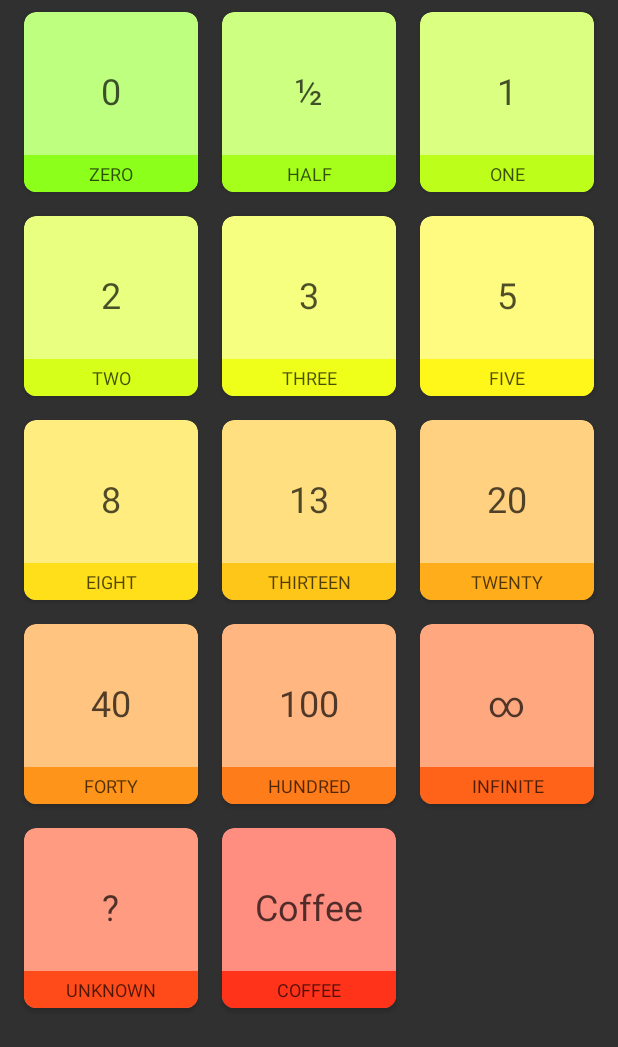
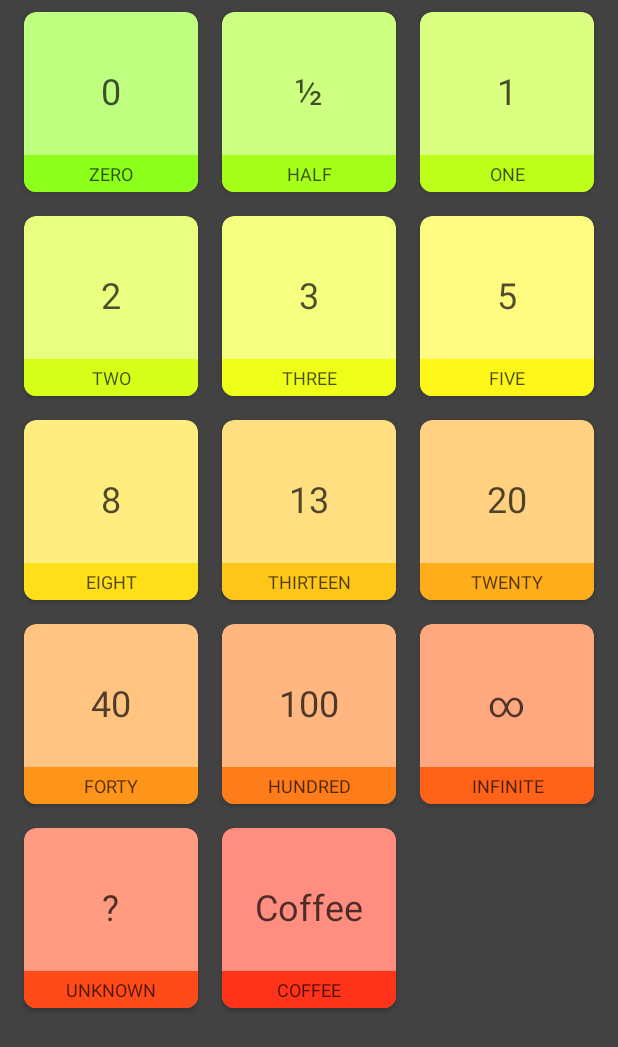
Before and after one commit to Endran/ScrumPoker, an Android app: the fragment CardSelectionFragment shown on its own in the app's theme, on a phone screen of 412 x 824 dp. Shown: the top 1047 px of the screen. Run offline under Robolectric (Android 15) with nearby library versions, the phone set to English and light mode, and no system bars; our stand-ins replace ButterKnife; libraries missing offline, so code that uses them is left out: io.codetail.animation; plain views replace RevealFrameLayout.

Commit message:
Added background colors to fragments

```diff
--- a/app/src/main/res/layout/activity_card_display.xml
+++ b/app/src/main/res/layout/fragment_card_display.xml
@@ -12,6 +12,8 @@
 
     <RelativeLayout
         android:layout_width="match_parent"
+        android:clickable="true"
+        android:background="@color/fragmentBackground"
         android:layout_height="match_parent">
 
         <com.google.android.gms.ads.AdView
--- a/app/src/main/res/layout/fragment_card_selection.xml
+++ b/app/src/main/res/layout/fragment_card_selection.xml
@@ -12,6 +12,8 @@
     <android.support.v7.widget.RecyclerView
         android:id="@+id/recyclerView"
         android:layout_width="match_parent"
+        android:clickable="true"
+        android:background="@color/fragmentBackground"
         android:layout_height="match_parent"
         android:orientation="vertical"
         android:paddingEnd="8dp"
--- a/app/src/main/res/layout/fragment_selection_background.xml
+++ b/app/src/main/res/layout/fragment_selection_background.xml
@@ -9,6 +9,8 @@
              android:layout_height="match_parent"
              android:orientation="vertical"
              tools:context=".MainActivity"
+             android:clickable="true"
+             android:background="@color/fragmentBackground"
              android:id="@+id/frameLayoutQuickSettings"
              tools:ignore="MissingPrefix">
 
--- a/app/src/main/res/values/colors.xml
+++ b/app/src/main/res/values/colors.xml
@@ -4,6 +4,8 @@
     <color name="colorPrimaryDark">#303F9F</color>
     <color name="colorAccent">#FF4081</color>
 
+    <color name="fragmentBackground">#FF424242</color>
+
     <color name="text_color_card">#B0000000</color>
 
     <color name="text_color_settings_background">#7F7F7F</color>
```
